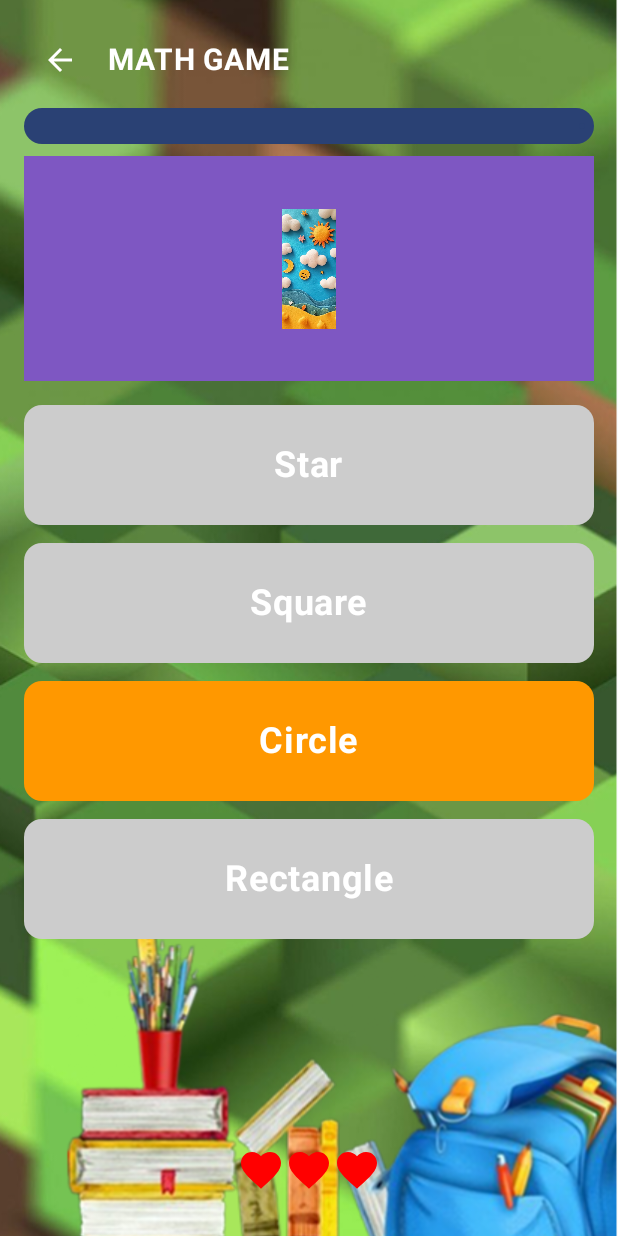
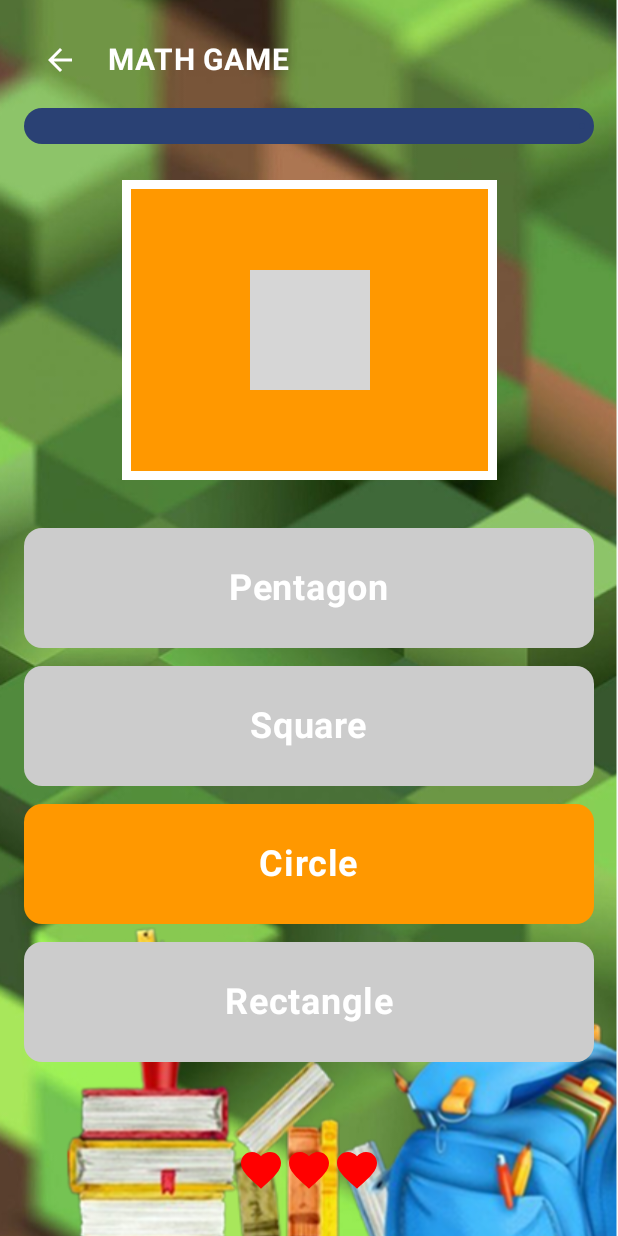
Before and after one commit to raphaelcatacutan/EZLearn, an Android app built with Jetpack Compose: the shapely screen opened through its navigation route, on a phone screen of 412 x 824 dp. Run offline under Robolectric (Android 15) with nearby library versions, the light colour scheme and no system bars; grey boxes are pictures that could not be loaded.

Commit message:
Colormix, Shapely, Ticktocky Question Boxes

```diff
--- a/app/src/main/java/com/plm/ezlearn/ui/pages/Shapely.kt
+++ b/app/src/main/java/com/plm/ezlearn/ui/pages/Shapely.kt
@@ -6,6 +6,7 @@ import androidx.compose.animation.core.LinearEasing
 import androidx.compose.animation.core.tween
 import androidx.compose.foundation.Image
 import androidx.compose.foundation.background
+import androidx.compose.foundation.border
 import androidx.compose.foundation.clickable
 import androidx.compose.foundation.layout.Arrangement
 import androidx.compose.foundation.layout.Box
@@ -43,6 +44,7 @@ import androidx.compose.ui.text.font.FontWeight
 import androidx.compose.ui.tooling.preview.Preview
 import androidx.compose.ui.unit.dp
 import androidx.compose.ui.unit.sp
+import androidx.core.graphics.toColorInt
 import androidx.navigation.NavController
 import androidx.navigation.compose.rememberNavController
 import com.plm.ezlearn.R
@@ -123,20 +125,29 @@ fun ViewShapely(navController: NavController = rememberNavController()) {
                     .height(40.dp)
                     .padding(vertical = 8.dp)
             )
-            // Question Box
-            Box(
+
+            Row(
                 modifier = Modifier
                     .fillMaxWidth()
-                    .height(150.dp)
-                    .background(Color(0xFF7E57C2))
-                    .padding(16.dp),
-                contentAlignment = Alignment.Center
+                    .padding(16.dp), // Optional padding for spacing
+                horizontalArrangement = Arrangement.Center // Centers the box horizontally
             ) {
-                Image(
-                    painter = painterResource(id = R.drawable.bg),
-                    contentDescription = "Trophy",
-                    modifier = Modifier.size(80.dp)
-                )
+                Box(
+                    modifier = Modifier
+                        .width(250.dp) // Preserves the width
+                        .height(200.dp)
+                        .background(
+                            Color(0xFFFF9800), // Dynamically set background color
+                        )
+                        .border(6.dp, Color.White),
+                    contentAlignment = Alignment.Center
+                ) {
+                    Image(
+                        painter = painterResource(id = question.questionImage),
+                        contentDescription = null,
+                        modifier = Modifier.size(80.dp)
+                    )
+                }
             }
 
             Spacer(modifier = Modifier.height(16.dp))
@@ -259,12 +270,12 @@ private data class ShapelyQuestion(
 
 
 private val shapelyImageMap: Map<String, List<Int>> = mapOf(
-    "Circle" to listOf(R.drawable.bg, R.drawable.bg),
-    "Square" to listOf(R.drawable.bg, R.drawable.bg),
-    "Triangle" to listOf(R.drawable.bg, R.drawable.bg),
-    "Rectangle" to listOf(R.drawable.bg, R.drawable.bg),
-    "Star" to listOf(R.drawable.bg, R.drawable.bg),
-    "Heart" to listOf(R.drawable.bg, R.drawable.bg)
+    "Circle" to listOf(R.drawable.green_circle, R.drawable.green_circle),
+    "Square" to listOf(R.drawable.red_square, R.drawable.red_square),
+    "Triangle" to listOf(R.drawable.yellow_triangle, R.drawable.yellow_triangle),
+    "Rectangle" to listOf(R.drawable.orange_rectangle, R.drawable.orange_rectangle),
+    "Pentagon" to listOf(R.drawable.purple_pentagon, R.drawable.purple_pentagon),
+    "Oval" to listOf(R.drawable.green_oval, R.drawable.green_oval)
 )
 
 private fun shapelyGenerateQuestion(): ShapelyQuestion {
```
Also changed, not shown: app/src/main/java/com/plm/ezlearn/ui/pages/Colormix.kt (+19 -11 lines), app/src/main/java/com/plm/ezlearn/ui/pages/TickTocky.kt (+27 -12 lines).
